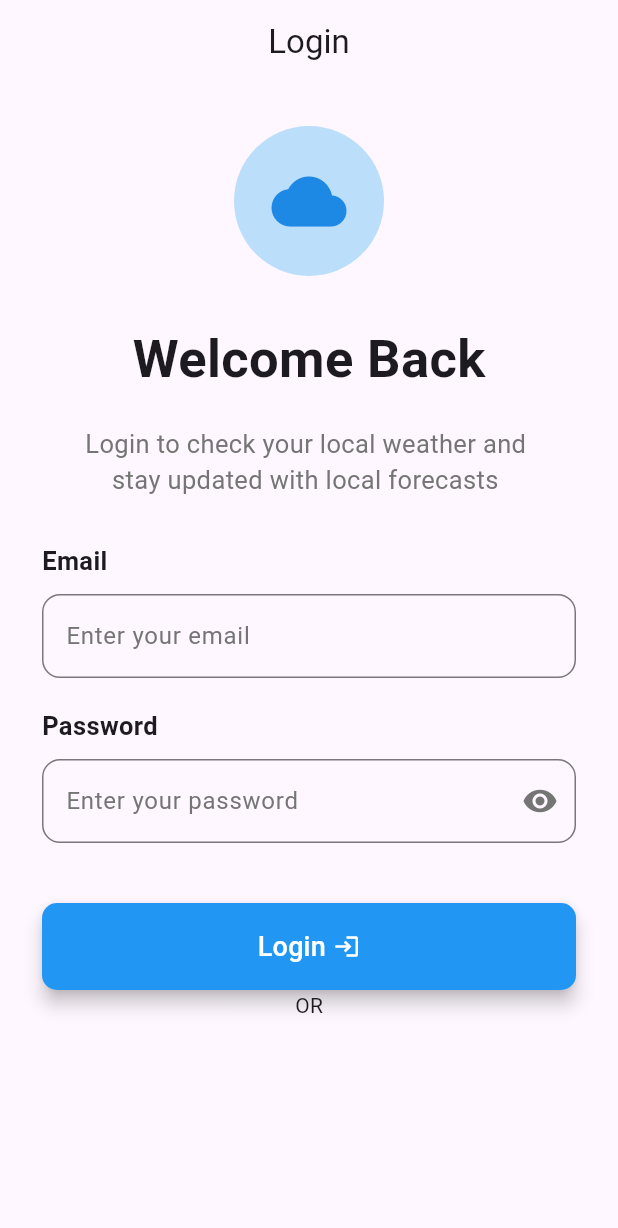
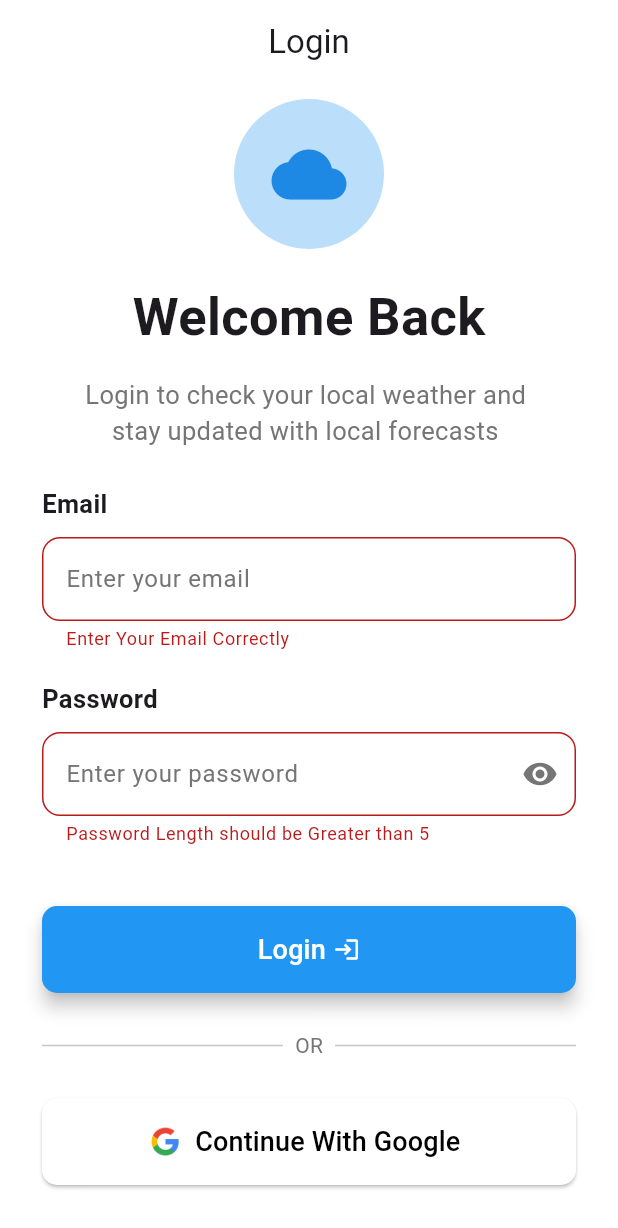
Before and after one commit to ShauryaThakur001/Weather-App, a Flutter app: the screen it shows after launch, after a tap on "Login", on a phone screen of 412 x 824 dp. Shown: the top 1228 px of the screen. Run offline on Flutter 3.47's test engine with Material 3 defaults, Android fonts, the phone set to English and light mode, and no system bars; our stand-ins replace firebase_core; accounts and stored records are empty.

Commit message:
Login Screen Completed

```diff
--- a/lib/Pages/Login /LoginScreen.dart
+++ b/lib/Pages/Auth/LoginScreen.dart
@@ -1,4 +1,5 @@
 import 'package:flutter/material.dart';
+import 'package:weatherrapp/Pages/Auth/SignUp.dart';
 
 class Loginscreen extends StatefulWidget {
   const Loginscreen({super.key});
@@ -18,11 +19,12 @@ class _LoginscreenState extends State<Loginscreen> {
   @override
   Widget build(BuildContext context) {
     return Scaffold(
-      // backgroundColor: Colors.white60,
-      appBar: AppBar(centerTitle: true, title: Text("Login")),
+      backgroundColor: Colors.white,
+      appBar: AppBar(
+        backgroundColor: Colors.white, centerTitle: true, title: Text("Login")),
       body: SingleChildScrollView(
         child: Padding(
-          padding: const EdgeInsets.all(28.0),
+          padding: const EdgeInsets.symmetric(horizontal: 28,vertical: 10),
           child: Center(
             child: Column(
               // crossAxisAlignment: CrossAxisAlignment.center,
@@ -38,17 +40,17 @@ class _LoginscreenState extends State<Loginscreen> {
                     size: 50,
                   ),
                 ),
-                SizedBox(height: 30),
+                SizedBox(height: 20),
                 Text(
                   "Welcome Back",
                   style: TextStyle(fontWeight: FontWeight.bold, fontSize: 35),
                 ),
-                SizedBox(height: 20),
+                SizedBox(height: 15),
                 Text(
                   "Login to check your local weather and \n    stay updated with local forecasts",
                   style: TextStyle(color: Colors.grey.shade600, fontSize: 17),
                 ),
-                SizedBox(height: 30),
+                SizedBox(height: 25),
                 Form(
                   key: _formKey,
                   child: Column(
@@ -71,6 +73,12 @@ class _LoginscreenState extends State<Loginscreen> {
                           labelText: "Enter your email",
                           labelStyle: TextStyle(color: Colors.grey.shade600),
                         ),
+                        validator: (value) {
+                          if(value!.isEmpty || !value.contains('@gmail.com')){
+                            return "Enter Your Email Correctly";
+                          }
+                          return null;
+                        },
                       ),
 
                       SizedBox(height: 20),
@@ -109,38 +117,104 @@ class _LoginscreenState extends State<Loginscreen> {
                                   ),
                           ),
                         ),
+                        validator: (value) {
+                          if(value!.isEmpty|| value.length<5){
+                            return "Password Length should be Greater than 5";
+                          }
+                          return null;
+                        },
                       ),
-                      SizedBox(height: 40,),
+                      SizedBox(height: 40),
                       ElevatedButton(
                         style: ElevatedButton.styleFrom(
                           padding: EdgeInsets.symmetric(vertical: 16),
                           backgroundColor: Colors.blue,
                           elevation: 5,
                           shape: RoundedRectangleBorder(
-                            borderRadius: BorderRadiusGeometry.circular(10)
-                          )
+                            borderRadius: BorderRadiusGeometry.circular(10),
+                          ),
                         ),
-                        onPressed: (){
-
+                        onPressed: () {
+                          if(_formKey.currentState!.validate()){
+                            // Firebase Check the email etc...
+                          }
+                        },
+                        child: Row(
+                          mainAxisAlignment: MainAxisAlignment.center,
+                          children: [
+                            Text(
+                              "Login",
+                              style: TextStyle(
+                                color: Colors.white,
+                                fontSize: 18,
+                              ),
+                            ),
+                            SizedBox(width: 5),
+                            Icon(Icons.login, color: Colors.white),
+                          ],
+                        ),
+                      ),
+                      Padding(
+                        padding: const EdgeInsets.symmetric(vertical: 25),
+                        child: Row(
+                          children: [
+                            Expanded(child: Divider(thickness: 1)),
+                            Padding(
+                              padding: const EdgeInsets.symmetric(horizontal: 8),
+                              child: Text("OR",style: TextStyle(
+                                color: Colors.grey.shade600
+                              ),),
+                            ),
+                            Expanded(child: Divider(thickness: 1)),
+                          ],
+                        ),
+                      ),
+                      ElevatedButton(
+                        style: ElevatedButton.styleFrom(
+                          padding: EdgeInsets.symmetric(vertical: 16),
+                          backgroundColor: Colors.white,
+                          elevation: 1,
+                          shape: RoundedRectangleBorder(
+                            borderRadius: BorderRadiusGeometry.circular(10),
+                          ),
+                        ),
+                        onPressed: () {},
+                        child: Row(
+                          mainAxisAlignment: MainAxisAlignment.center,
+                          children: [
+                            Container(
+                              height: 20,
+                              width: 20,
+                              child: Image(image: AssetImage("assets/images/google.png"))),
+                              SizedBox(width: 10,),
+                            Text(
+                              "Continue With Google",
+                              style: TextStyle(
+                                color: Colors.black,
+                                fontSize: 18,
+                              ),
+                            ),
+                            SizedBox(width: 5),
+                          ],
+                        ),
+                      ),
+                      SizedBox(height: 25,),
+                      TextButton(onPressed: () {
+                        Navigator.push(context, MaterialPageRoute(builder: (context)=>SignUp()));
                       }, child: Row(
                         mainAxisAlignment: MainAxisAlignment.center,
                         children: [
-                          Text("Login",style: TextStyle(
-                            color: Colors.white,
-                            fontSize: 18
+                          Text("Don't have an account? ",style: TextStyle(
+                            color: Colors.grey.shade600,
+                            fontSize: 15
                           ),),
-                          SizedBox(width: 5,),
-                          Icon(Icons.login,color: Colors.white,)
+                          Text(" Sign Up",style: TextStyle(
+                            color: Colors.blue,
+                            fontSize: 15,
+                            fontWeight: FontWeight.w800
+                          ),)
                         ],
-                      )),
-                      Row(
-                        mainAxisAlignment: MainAxisAlignment.center,
-                        children: [
-                          Divider(height: 10,),
-                          Text("OR"),
-                          Divider()
-                        ],
-                      )
+                      ))
                     ],
                   ),
                 ),
--- /dev/null
+++ b/lib/Pages/Auth/SignUp.dart
@@ -0,0 +1,15 @@
+import 'package:flutter/material.dart';
+
+class SignUp extends StatefulWidget {
+  const SignUp({super.key});
+
+  @override
+  State<SignUp> createState() => _SignUpState();
+}
+
+class _SignUpState extends State<SignUp> {
+  @override
+  Widget build(BuildContext context) {
+    return const Placeholder();
+  }
+}
--- a/lib/main.dart
+++ b/lib/main.dart
@@ -1,7 +1,7 @@
 import 'package:firebase_core/firebase_core.dart';
 import 'package:flutter/material.dart';
 import 'package:weatherrapp/Pages/Home/Home.dart';
-import 'package:weatherrapp/Pages/Login%20/LoginScreen.dart';
+import 'package:weatherrapp/Pages/Auth/LoginScreen.dart';
 
 void main() async{
   WidgetsFlutterBinding.ensureInitialized();
--- a/pubspec.yaml
+++ b/pubspec.yaml
@@ -65,8 +65,8 @@ flutter:
   uses-material-design: true
 
   # To add assets to your application, add an assets section, like this:
-  # assets:
-  #   - images/a_dot_burr.jpeg
+  assets:
+    - assets/images/
   #   - images/a_dot_ham.jpeg
 
   # An image asset can refer to one or more resolution-specific "variants", see
```
Also changed, not shown: assets/images/google.png (added).
